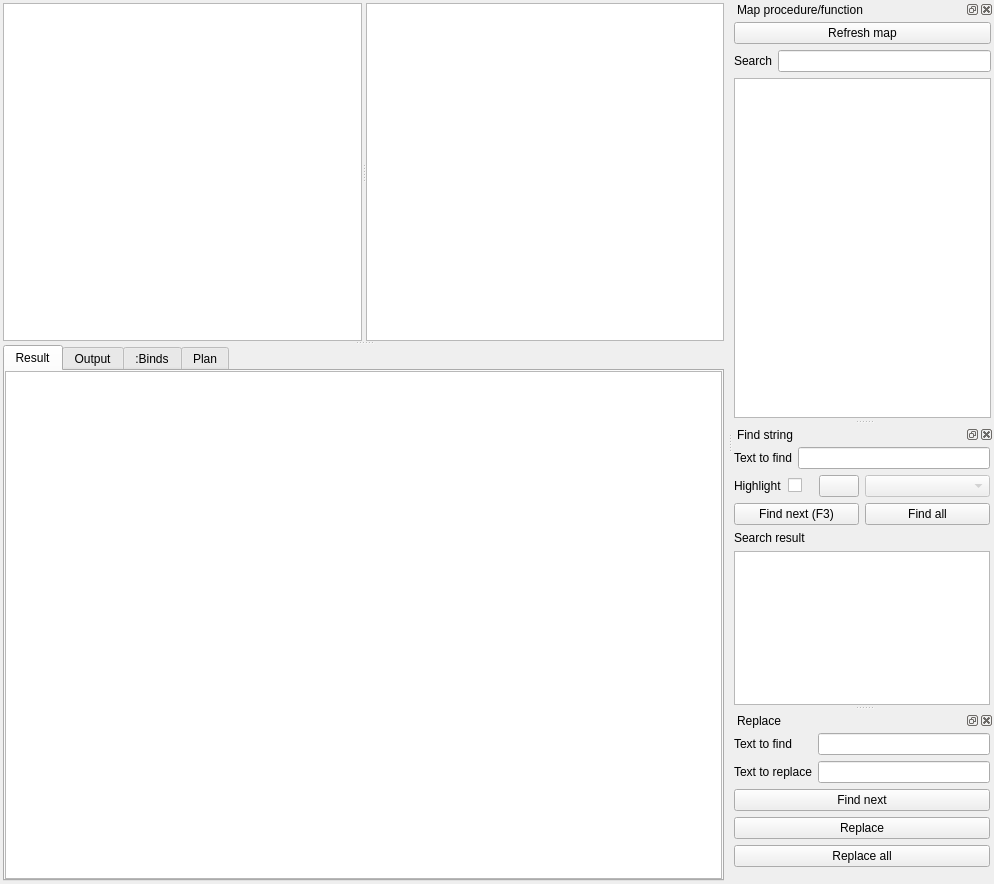
First picture: the form in source/qtdesigner/MSql_editor_win2_ui.ui, repository MValaguz/MSql, before the edit.
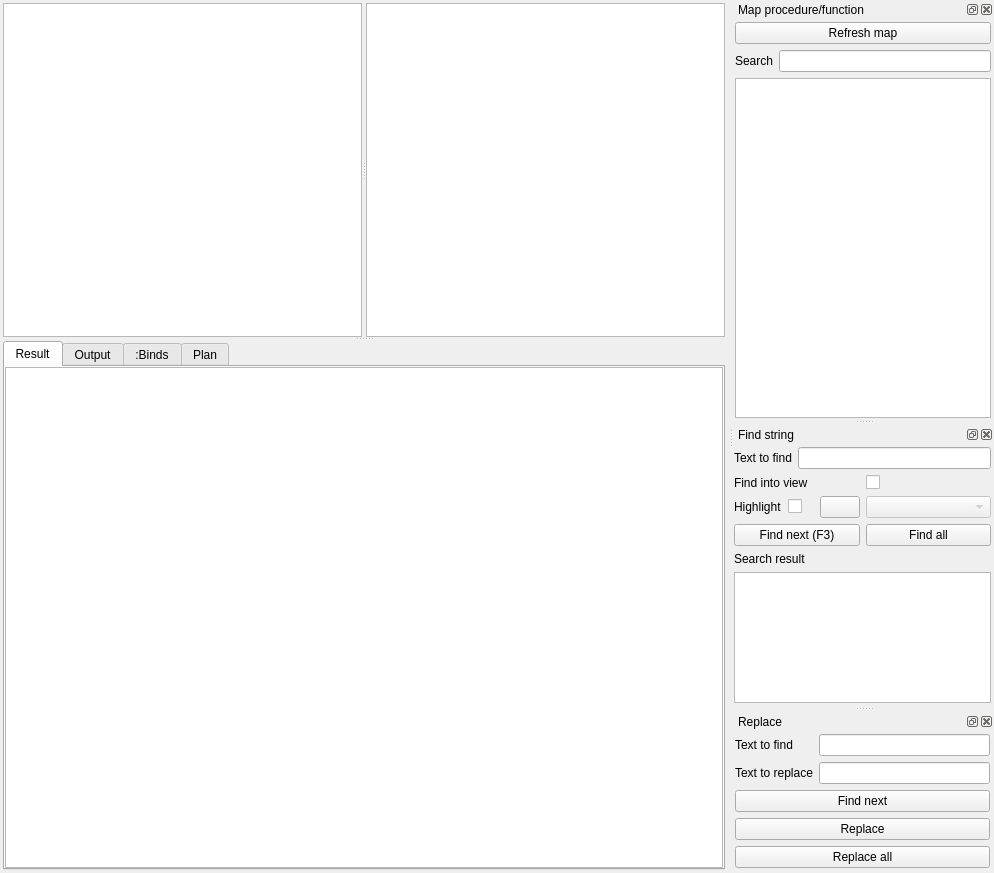
Second picture: the form after the edit. Icons and pictures are not drawn. Custom widgets are drawn as their Qt base class.

What changed in the file:
```diff
--- a/source/qtdesigner/MSql_editor_win2_ui.ui
+++ b/source/qtdesigner/MSql_editor_win2_ui.ui
@@ -7,7 +7,7 @@
     <x>0</x>
     <y>0</y>
     <width>994</width>
-    <height>884</height>
+    <height>873</height>
    </rect>
   </property>
   <property name="sizePolicy">
@@ -413,18 +413,18 @@
     <number>2</number>
    </attribute>
    <widget class="QWidget" name="dockWidgetContents_2">
-    <layout class="QGridLayout" name="gridLayout_4">
+    <layout class="QGridLayout" name="gridLayout_10">
      <property name="leftMargin">
-      <number>1</number>
+      <number>0</number>
      </property>
      <property name="topMargin">
       <number>3</number>
      </property>
      <property name="rightMargin">
-      <number>4</number>
+      <number>3</number>
      </property>
      <property name="bottomMargin">
-      <number>0</number>
+      <number>3</number>
      </property>
      <item row="0" column="0">
       <layout class="QHBoxLayout" name="horizontalLayout_5">
@@ -448,6 +448,27 @@
       </layout>
      </item>
      <item row="1" column="0">
+      <layout class="QGridLayout" name="gridLayout_4">
+       <item row="0" column="0">
+        <widget class="QLabel" name="label_find_into_view">
+         <property name="text">
+          <string>Find into view</string>
+         </property>
+        </widget>
+       </item>
+       <item row="0" column="1">
+        <widget class="QCheckBox" name="e_find_into_view">
+         <property name="toolTip">
+          <string>Execute the find into the view</string>
+         </property>
+         <property name="text">
+          <string/>
+         </property>
+        </widget>
+       </item>
+      </layout>
+     </item>
+     <item row="2" column="0">
       <layout class="QHBoxLayout" name="horizontalLayout_4">
        <item>
         <layout class="QHBoxLayout" name="horizontalLayout_3">
@@ -486,7 +507,7 @@
        </item>
       </layout>
      </item>
-     <item row="2" column="0">
+     <item row="3" column="0">
       <layout class="QHBoxLayout" name="horizontalLayout">
        <item>
         <widget class="QPushButton" name="b_find_next">
@@ -507,7 +528,7 @@
        </item>
       </layout>
      </item>
-     <item row="3" column="0">
+     <item row="4" column="0">
       <widget class="QLabel" name="label_2">
        <property name="text">
         <string>Search result</string>
@@ -517,7 +538,7 @@
        </property>
       </widget>
      </item>
-     <item row="4" column="0">
+     <item row="5" column="0">
       <widget class="QListView" name="o_find_all_result">
        <property name="editTriggers">
         <set>QAbstractItemView::NoEditTriggers</set>
```
Left out of the diff: 61 changed lines with no effect on the pictures.
